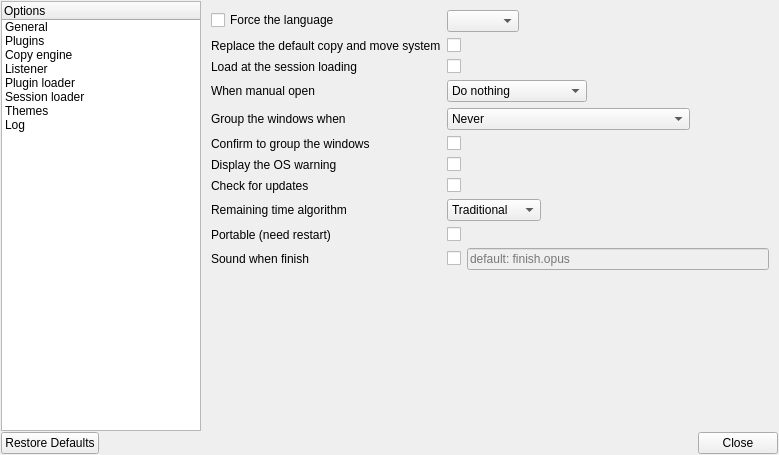
Before: the Qt Designer form OptionDialog.ui in alphaonex86/Ultracopier, drawn with Qt 5.
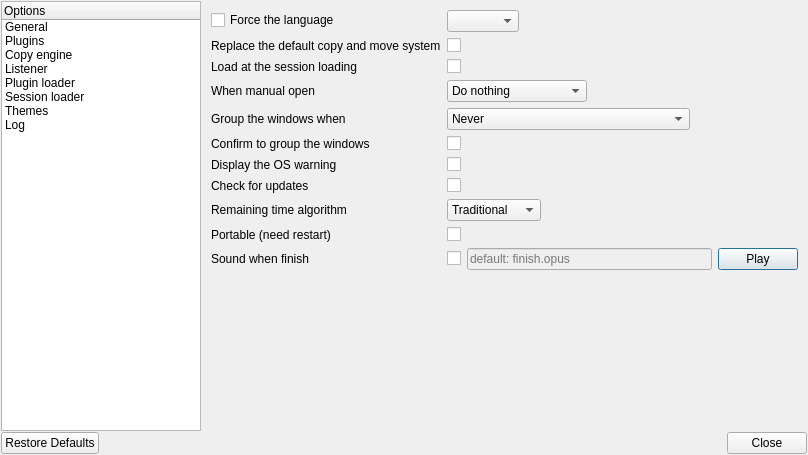
After: the same form once the commit is applied. Icons and pictures are not drawn.

Diff of the .ui file:
```diff
--- a/OptionDialog.ui
+++ b/OptionDialog.ui
@@ -6,7 +6,7 @@
    <rect>
     <x>0</x>
     <y>0</y>
-    <width>779</width>
+    <width>808</width>
     <height>455</height>
    </rect>
   </property>
@@ -305,6 +305,13 @@
                </property>
               </widget>
              </item>
+             <item>
+              <widget class="QPushButton" name="playSound">
+               <property name="text">
+                <string>Play</string>
+               </property>
+              </widget>
+             </item>
             </layout>
            </item>
            <item row="10" column="0">
```
